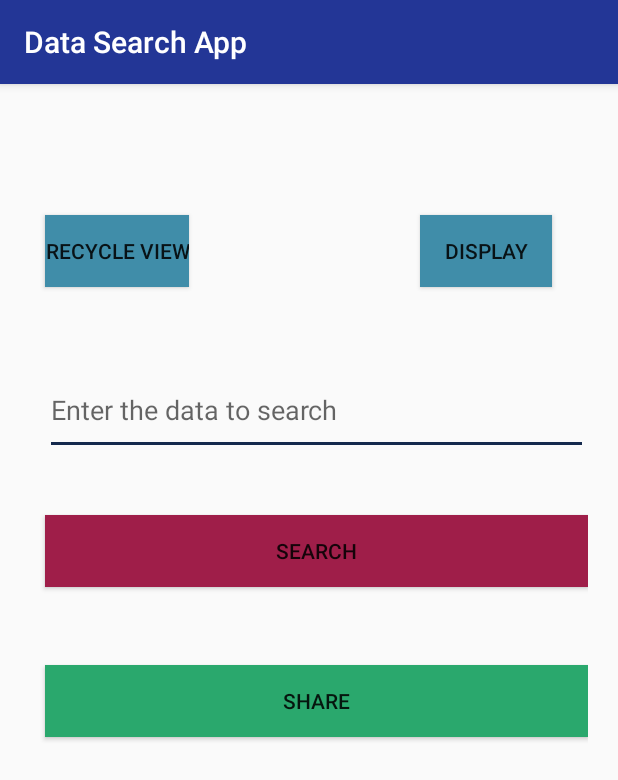
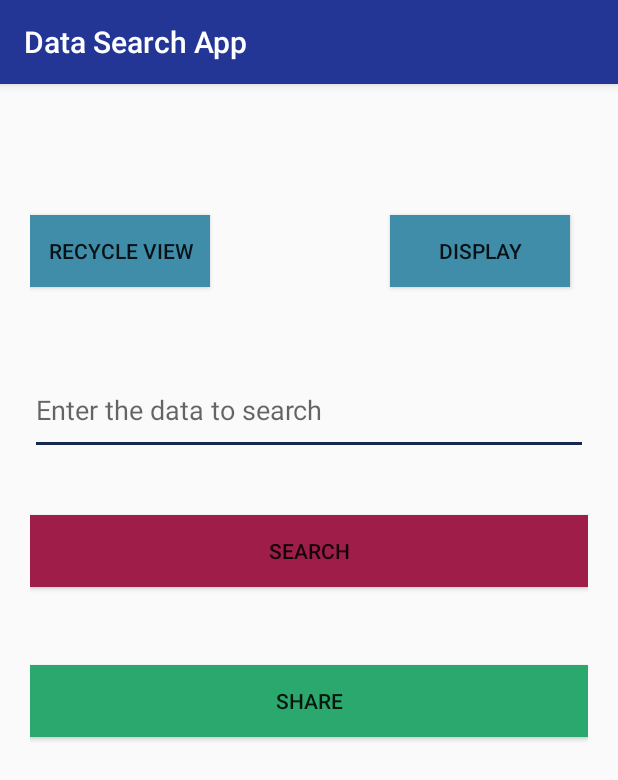
Before and after one commit to teja963/DATA-SEARCH-APP, an Android app: the screen it shows after launch (MainActivity), on a phone screen of 412 x 824 dp. Shown: the top 780 px of the screen. Run offline under Robolectric (Android 15) with nearby library versions, the phone set to English and light mode, and no system bars.

Commit message:
Data Search App completed Finally!!!

```diff
--- a/app/src/main/res/layout/activity_main.xml
+++ b/app/src/main/res/layout/activity_main.xml
@@ -10,11 +10,11 @@
 
     <Button
         android:id="@+id/button_recycler_view"
-        android:layout_width="wrap_content"
+        android:layout_width="120dp"
         android:layout_height="wrap_content"
         android:layout_alignParentStart="true"
         android:layout_alignParentTop="true"
-        android:layout_marginStart="10dp"
+        android:layout_marginStart="0dp"
         android:layout_marginTop="67dp"
         android:background="#408DA9"
         android:text="@string/recycle_view"
@@ -22,13 +22,13 @@
 
     <Button
         android:id="@+id/button_display"
-        android:layout_width="wrap_content"
+        android:layout_width="120dp"
         android:layout_height="wrap_content"
         android:layout_alignParentStart="true"
         android:layout_alignParentTop="true"
         android:layout_centerHorizontal="true"
         android:layout_marginTop="67dp"
-        android:layout_marginStart="260dp"
+        android:layout_marginStart="240dp"
         android:layout_marginEnd="10dp"
         android:background="#408DA9"
         android:text="@string/display"
@@ -41,7 +41,7 @@
         android:layout_alignParentStart="true"
         android:layout_alignParentTop="true"
         android:layout_centerHorizontal="true"
-        android:layout_marginStart="10dp"
+        android:layout_marginStart="0dp"
         android:layout_marginTop="167dp"
         android:autofillHints=""
         android:ems="10"
@@ -55,7 +55,7 @@
         android:layout_alignParentStart="true"
         android:layout_alignParentTop="true"
         android:layout_centerHorizontal="true"
-        android:layout_marginStart="10dp"
+        android:layout_marginStart="0dp"
         android:layout_marginTop="267dp"
         android:background="#9F1E49"
         android:text="@string/search"
@@ -68,7 +68,7 @@
         android:layout_alignParentStart="true"
         android:layout_alignParentTop="true"
         android:layout_centerHorizontal="true"
-        android:layout_marginStart="10dp"
+        android:layout_marginStart="0dp"
         android:layout_marginTop="367dp"
         android:background="#2AA86D"
         android:text="@string/share"
```
Also changed, not shown: 1 other file.
